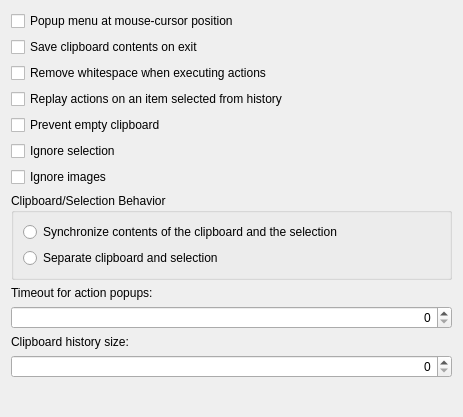
Above: klipper/generalconfig.ui from mgottschlag/kwin-tiling before the change. Below: the same form after it.
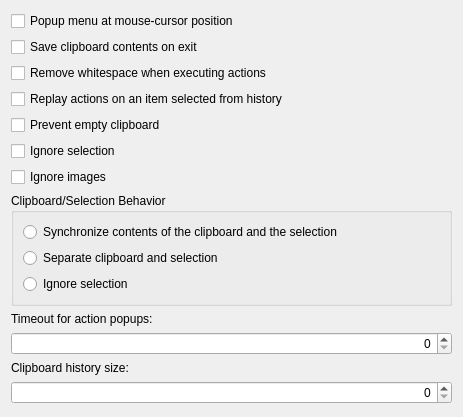
That is the form after the change. Custom widgets are drawn as their Qt base class.

Commit message: Make the 3 handlings of selctions/primary plain in the config dialog by merging the "ignore selection" checkbox into the radiobuttom group. Also add whatif explaining what is going on. BUG: 62729

Patch:
```diff
--- a/klipper/generalconfig.ui
+++ b/klipper/generalconfig.ui
@@ -79,6 +79,13 @@
         </property>
        </widget>
       </item>
+      <item>
+       <widget class="QRadioButton" name="rbIgnore">
+        <property name="text">
+         <string>Ignore selection</string>
+        </property>
+       </widget>
+      </item>
      </layout>
     </widget>
    </item>
```
Left out of the diff: 65 changed lines with no effect on the pictures. The commit also changes 4 other files.
